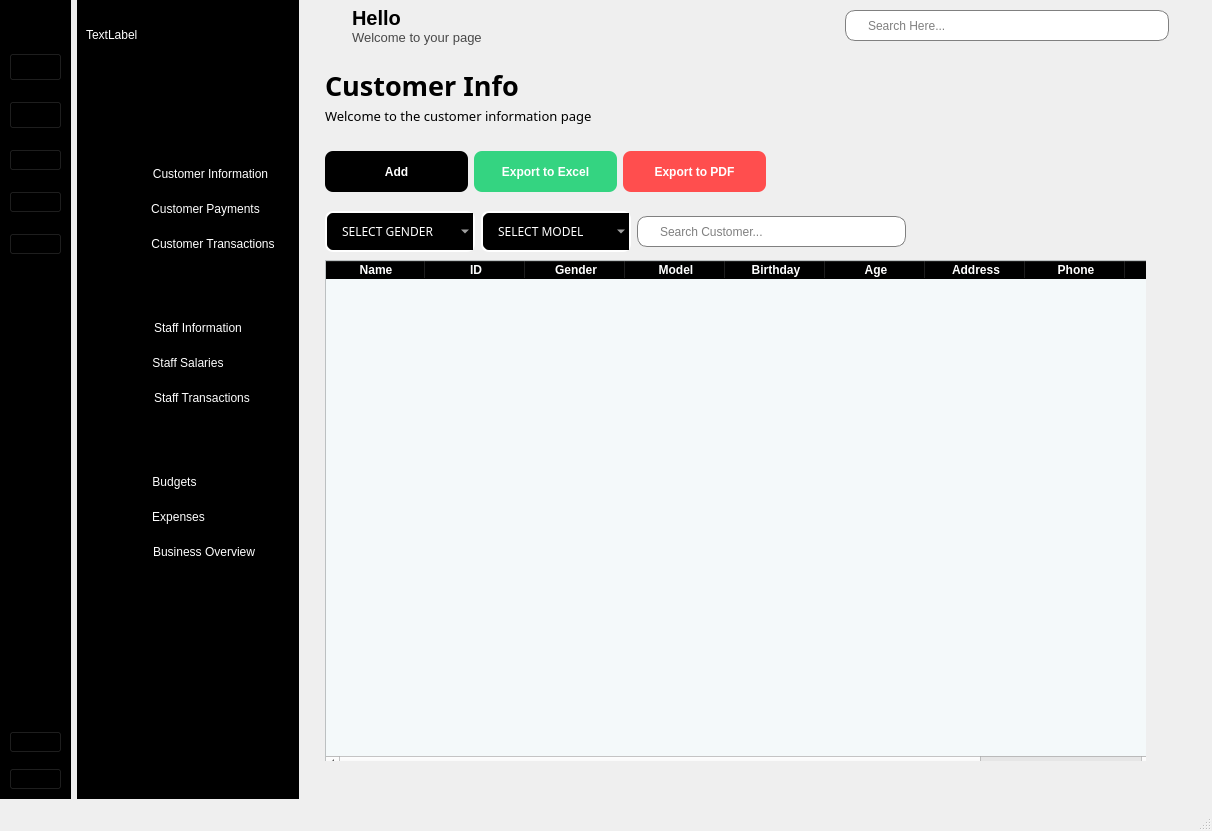
The window that MainUI.ui (hoquangvinh124/BlackMeetWukong) describes before a commit, drawn with Qt 5.
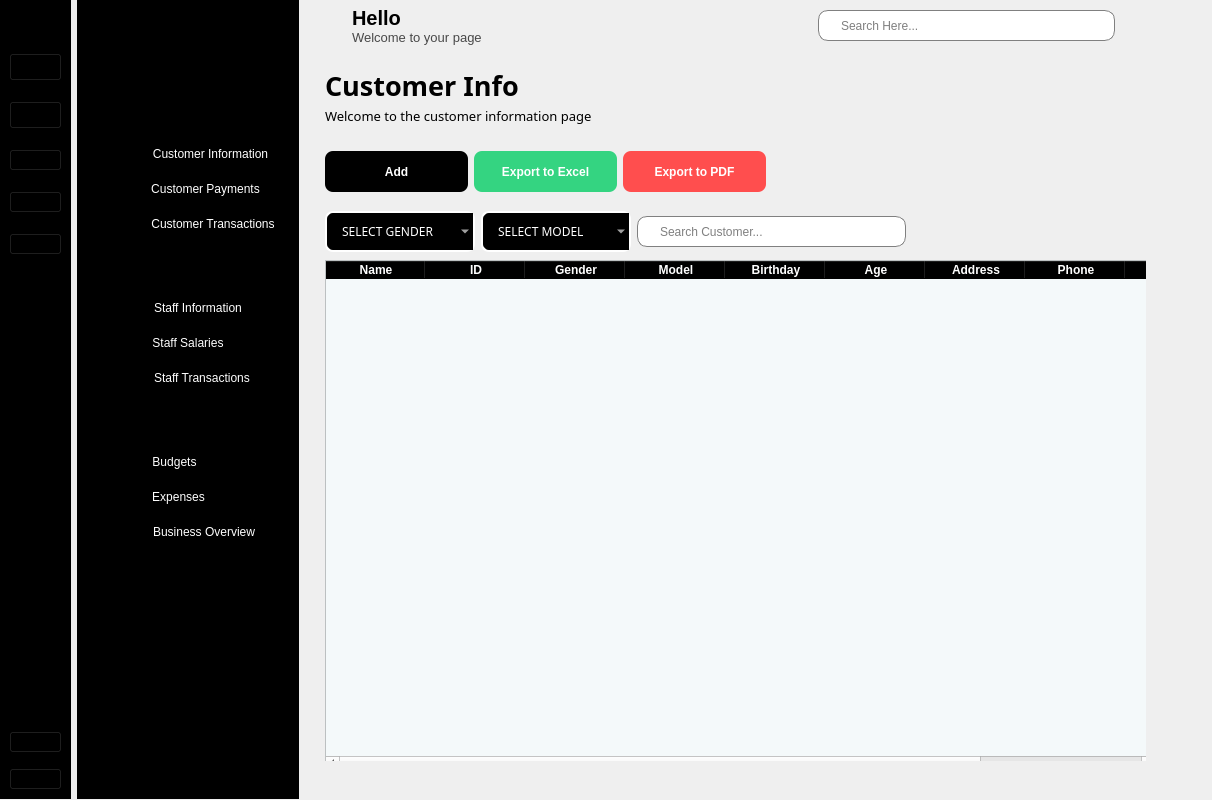
The same window after the commit. Icons and pictures are not drawn.

Commit message: Cập nhật Ui

Diff of the .ui file:
```diff
--- a/MainUI.ui
+++ b/MainUI.ui
@@ -10,19 +10,19 @@
     <x>0</x>
     <y>0</y>
     <width>1212</width>
-    <height>831</height>
+    <height>800</height>
    </rect>
   </property>
   <property name="minimumSize">
    <size>
     <width>1212</width>
-    <height>831</height>
+    <height>800</height>
    </size>
   </property>
   <property name="maximumSize">
    <size>
     <width>1212</width>
-    <height>831</height>
+    <height>800</height>
    </size>
   </property>
   <property name="windowTitle">
@@ -37,7 +37,7 @@
      <rect>
       <x>0</x>
       <y>-10</y>
-      <width>1211</width>
+      <width>1157</width>
       <height>818</height>
      </rect>
     </property>
@@ -74,8 +74,8 @@
          <widget class="QLabel" name="label_4">
           <property name="maximumSize">
            <size>
-            <width>40</width>
-            <height>40</height>
+            <width>80</width>
+            <height>60</height>
            </size>
           </property>
           <property name="text">
@@ -317,8 +317,8 @@
          <widget class="QLabel" name="label_2">
           <property name="maximumSize">
            <size>
-            <width>40</width>
-            <height>40</height>
+            <width>211</width>
+            <height>141</height>
            </size>
           </property>
           <property name="text">
@@ -332,13 +332,6 @@
           </property>
          </widget>
         </item>
-        <item>
-         <widget class="QLabel" name="label_3">
-          <property name="text">
-           <string>TextLabel</string>
-          </property>
-         </widget>
-        </item>
         <item>
          <layout class="QVBoxLayout" name="verticalLayout_10">
           <item>
@@ -1674,7 +1667,6 @@
     </layout>
    </widget>
   </widget>
-  <widget class="QStatusBar" name="statusbar"/>
  </widget>
  <resources>
   <include location="Accessories/resources.qrc"/>
```
Left out of the diff: 7 changed lines with no effect on the pictures. The commit also changes 4 other files.
